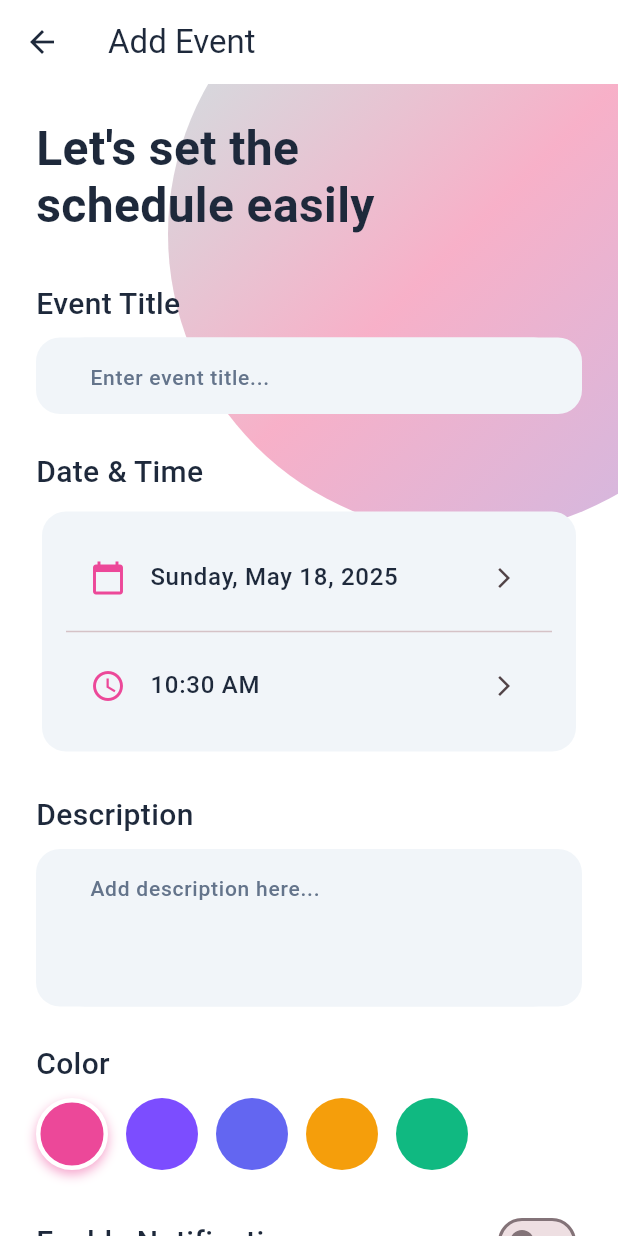
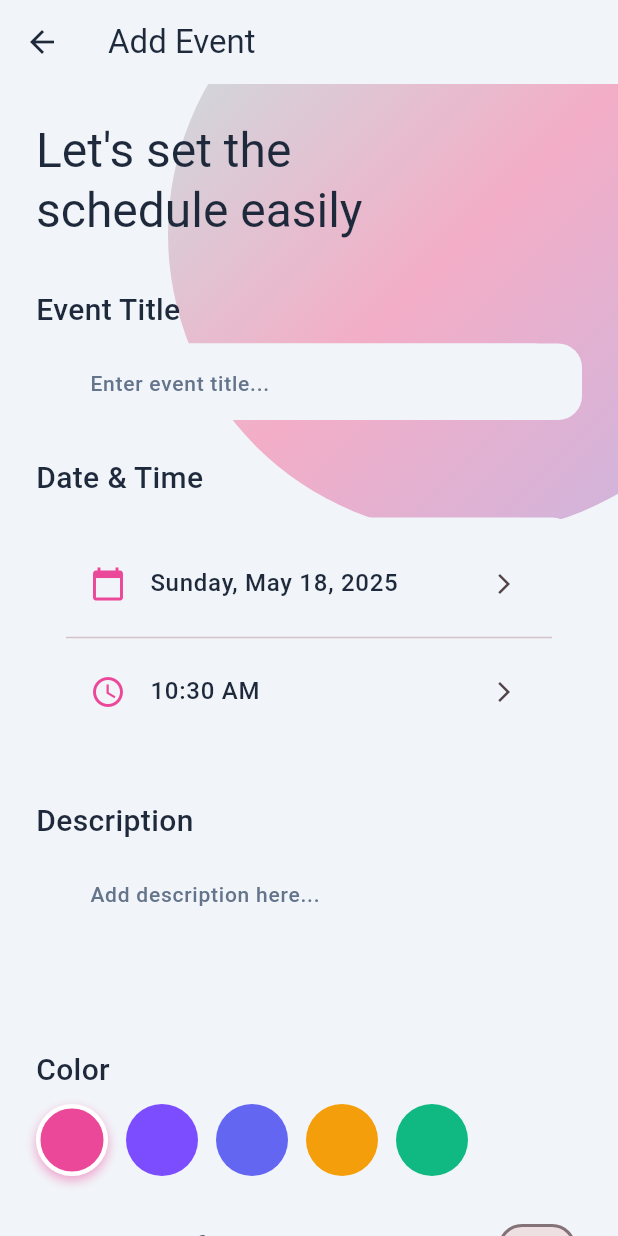
Before and after one commit to Molyceo12/calendar-flutter-app, a Flutter app: the HomeScreen screen opened directly, after a tap on "Add Event", on a phone screen of 412 x 824 dp. Run offline on Flutter 3.47's test engine with Material 3 defaults, Android fonts, the phone set to English and light mode, and no system bars; our stand-ins replace firebase_auth, firebase_core, flutter_local_notifications, flutter_riverpod, shared_preferences, sqflite and 2 more; accounts and stored records are empty.

Commit message:
refactor(widgets): remove unused theme variables and update color handling
The commit removes unused `theme` variables across multiple widgets and updates color handling to use `withValues(alpha: 0.6)` instead of `withOpacity(0.6)`. Additionally, it refactors the `CalendarAppBar` and `SetScheduleScreen` to use `theme.colorScheme` and `theme.textTheme` for consistent styling. These changes improve code maintainability and ensure consistent theming across the application.

```diff
--- a/lib/screens/set_schedule_screen.dart
+++ b/lib/screens/set_schedule_screen.dart
@@ -217,17 +217,21 @@ class _SetScheduleScreenState extends ConsumerState<SetScheduleScreen> {
 
   @override
   Widget build(BuildContext context) {
+    final theme = Theme.of(context);
+    final colorScheme = theme.colorScheme;
+    final textTheme = theme.textTheme;
+
     return Scaffold(
-      backgroundColor: AppTheme.backgroundColor,
+      backgroundColor: colorScheme.surface,
       appBar: AppBar(
         title: Text(
           widget.event != null ? 'Edit Event' : 'Add Event',
-          style: const TextStyle(color: AppTheme.textPrimaryColor),
+          style: textTheme.titleLarge?.copyWith(color: colorScheme.onSurface),
         ),
         backgroundColor: Colors.transparent,
         elevation: 0,
         leading: IconButton(
-          icon: const Icon(Icons.arrow_back, color: AppTheme.textPrimaryColor),
+          icon: Icon(Icons.arrow_back, color: colorScheme.onSurface),
           onPressed: () => Navigator.pop(context),
         ),
       ),
@@ -247,7 +251,7 @@ class _SetScheduleScreenState extends ConsumerState<SetScheduleScreen> {
                     widget.event != null
                         ? "Update your\nschedule"
                         : "Let's set the\nschedule easily",
-                    style: AppTheme.headingLarge,
+                    style: textTheme.headlineLarge?.copyWith(color: colorScheme.onSurface),
                   ),
                   const SizedBox(height: 32),
 
--- a/lib/widgets/add_event_fab.dart
+++ b/lib/widgets/add_event_fab.dart
@@ -12,8 +12,6 @@ class AddEventFAB extends StatelessWidget {
 
   @override
   Widget build(BuildContext context) {
-    final theme = Theme.of(context);
-
     return FloatingActionButton(
       onPressed: onPressed,
       backgroundColor: AppTheme.primaryColor,
--- a/lib/widgets/calendar_app_bar.dart
+++ b/lib/widgets/calendar_app_bar.dart
@@ -13,10 +13,13 @@ class CalendarAppBar extends StatelessWidget implements PreferredSizeWidget {
 
   @override
   Widget build(BuildContext context) {
+    final theme = Theme.of(context);
     return AppBar(
       title: Text(
         title,
-        style: AppTheme.headingSmall,
+        style: theme.textTheme.titleLarge?.copyWith(
+          color: theme.colorScheme.onSurface,
+        ),
       ),
       backgroundColor: Colors.transparent,
       elevation: 0,
@@ -24,7 +27,7 @@ class CalendarAppBar extends StatelessWidget implements PreferredSizeWidget {
         IconButton(
           icon: Icon(
             Icons.logout,
-            color: AppTheme.textPrimaryColor,
+            color: theme.colorScheme.onSurface,
           ),
           onPressed: () => onLogoutPressed(),
         ),
--- a/lib/widgets/custom_button.dart
+++ b/lib/widgets/custom_button.dart
@@ -19,8 +19,6 @@ class CustomButton extends StatelessWidget {
 
   @override
   Widget build(BuildContext context) {
-    final theme = Theme.of(context);
-
     return SizedBox(
       width: width,
       height: height,
--- a/lib/widgets/event_card.dart
+++ b/lib/widgets/event_card.dart
@@ -63,12 +63,13 @@ class EventCard extends StatelessWidget {
                 Icon(
                   Icons.access_time,
                   size: 16,
-                  color: colorScheme.onSurface.withOpacity(0.6),
+                  color: colorScheme.onSurface.withValues(alpha: 0.6),
                 ),
                 const SizedBox(width: 4),
                 Text(
                   DateFormat('h:mm a').format(event.date),
-                  style: AppTheme.bodySmall.copyWith(color: colorScheme.onSurface.withOpacity(0.6)),
+                  style: AppTheme.bodySmall.copyWith(
+                      color: colorScheme.onSurface.withValues(alpha: 0.6)),
                 ),
                 if (event.hasNotification) ...[
                   const SizedBox(width: 12),
--- a/lib/widgets/no_events_view.dart
+++ b/lib/widgets/no_events_view.dart
@@ -13,7 +13,6 @@ class NoEventsView extends StatelessWidget {
 
   @override
   Widget build(BuildContext context) {
-    final theme = Theme.of(context);
     return Center(
       child: Column(
         mainAxisAlignment: MainAxisAlignment.center,
@@ -21,12 +20,13 @@ class NoEventsView extends StatelessWidget {
           Icon(
             Icons.event_note,
             size: 80,
-            color: AppTheme.textTertiaryColor.withOpacity(0.5),
+            color: AppTheme.textTertiaryColor.withValues(alpha: 0.5),
           ),
           const SizedBox(height: 16),
           Text(
             'No events for this day',
-            style: AppTheme.bodyMedium.copyWith(color: AppTheme.textSecondaryColor),
+            style: AppTheme.bodyMedium
+                .copyWith(color: AppTheme.textSecondaryColor),
           ),
           const SizedBox(height: 16),
           ElevatedButton.icon(
```
